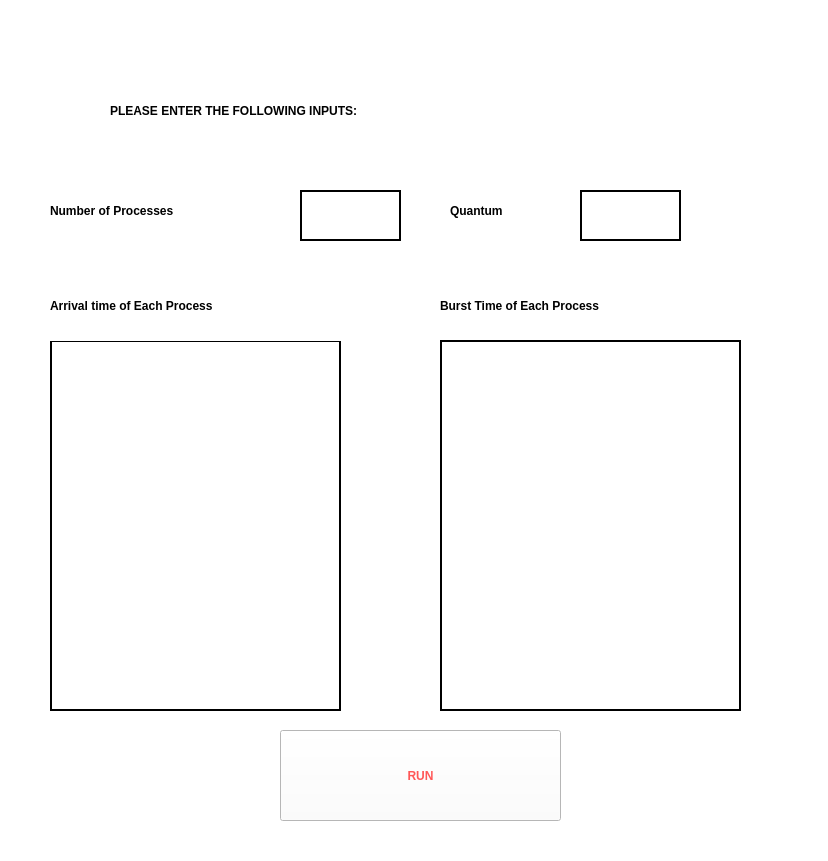
Above: rr.ui from dinaabdulrasoul/CPU-Job-Scheduler before the change. Below: the same form after it.
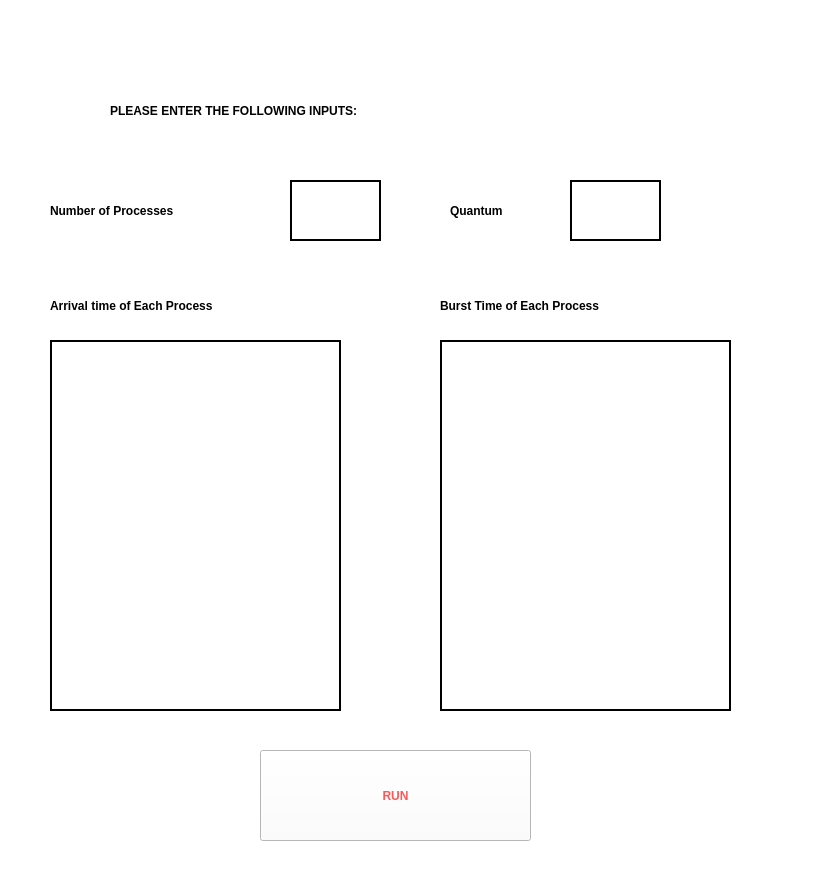
That is the form after the change. Icons and pictures are not drawn.

```diff
--- a/rr.ui
+++ b/rr.ui
@@ -7,7 +7,7 @@
     <x>0</x>
     <y>0</y>
     <width>828</width>
-    <height>861</height>
+    <height>879</height>
    </rect>
   </property>
   <property name="windowTitle">
@@ -43,44 +43,6 @@
      <string>Number of Processes</string>
     </property>
    </widget>
-   <widget class="QPlainTextEdit" name="plainTextEdit">
-    <property name="geometry">
-     <rect>
-      <x>300</x>
-      <y>190</y>
-      <width>101</width>
-      <height>51</height>
-     </rect>
-    </property>
-    <property name="styleSheet">
-     <string notr="true">border: 2px  solid black;  font: 55 20pt</string>
-    </property>
-    <property name="verticalScrollBarPolicy">
-     <enum>Qt::ScrollBarAlwaysOff</enum>
-    </property>
-    <property name="plainText">
-     <string/>
-    </property>
-   </widget>
-   <widget class="QPlainTextEdit" name="plainTextEdit_3">
-    <property name="geometry">
-     <rect>
-      <x>440</x>
-      <y>340</y>
-      <width>301</width>
-      <height>371</height>
-     </rect>
-    </property>
-    <property name="styleSheet">
-     <string notr="true">border: 2px  solid black; font: 75 20pt</string>
-    </property>
-    <property name="plainText">
-     <string/>
-    </property>
-    <property name="overwriteMode">
-     <bool>false</bool>
-    </property>
-   </widget>
    <widget class="QLabel" name="label">
     <property name="geometry">
      <rect>
@@ -104,38 +66,6 @@
      <string>PLEASE ENTER THE FOLLOWING INPUTS:</string>
     </property>
    </widget>
-   <widget class="QPlainTextEdit" name="plainTextEdit_4">
-    <property name="geometry">
-     <rect>
-      <x>50</x>
-      <y>340</y>
-      <width>291</width>
-      <height>371</height>
-     </rect>
-    </property>
-    <property name="styleSheet">
-     <string notr="true">border: 2px  solid black;  font: 55 20pt</string>
-    </property>
-    <property name="plainText">
-     <string/>
-    </property>
-   </widget>
-   <widget class="QToolButton" name="toolButton_6">
-    <property name="geometry">
-     <rect>
-      <x>280</x>
-      <y>730</y>
-      <width>281</width>
-      <height>91</height>
-     </rect>
-    </property>
-    <property name="styleSheet">
-     <string notr="true">font: 14pt &quot;Montserrat&quot;;  font-weight: bold; color:#FF5757;  font-size: 14;</string>
-    </property>
-    <property name="text">
-     <string>RUN</string>
-    </property>
-   </widget>
    <widget class="QLabel" name="label_3">
     <property name="geometry">
      <rect>
@@ -196,23 +126,72 @@
      <string>Quantum</string>
     </property>
    </widget>
-   <widget class="QPlainTextEdit" name="plainTextEdit_2">
+   <widget class="QTextEdit" name="textEdit_2">
     <property name="geometry">
      <rect>
-      <x>580</x>
-      <y>190</y>
-      <width>101</width>
-      <height>51</height>
+      <x>50</x>
+      <y>340</y>
+      <width>291</width>
+      <height>371</height>
      </rect>
     </property>
     <property name="styleSheet">
-     <string notr="true">border: 2px  solid black;  font: 55 20pt</string>
+     <string notr="true">border: 2px  solid black; font: 75 20pt</string>
     </property>
-    <property name="verticalScrollBarPolicy">
-     <enum>Qt::ScrollBarAlwaysOff</enum>
+   </widget>
+   <widget class="QTextEdit" name="textEdit_3">
+    <property name="geometry">
+     <rect>
+      <x>440</x>
+      <y>340</y>
+      <width>291</width>
+      <height>371</height>
+     </rect>
     </property>
-    <property name="plainText">
-     <string/>
+    <property name="styleSheet">
+     <string notr="true">border: 2px  solid black; font: 75 20pt</string>
+    </property>
+   </widget>
+   <widget class="QPushButton" name="pushButton">
+    <property name="geometry">
+     <rect>
+      <x>260</x>
+      <y>750</y>
+      <width>271</width>
+      <height>91</height>
+     </rect>
+    </property>
+    <property name="styleSheet">
+     <string notr="true">font: 14pt &quot;Montserrat&quot;;  font-weight: bold; color:#FF5757;  font-size: 14;</string>
+    </property>
+    <property name="text">
+     <string>RUN</string>
+    </property>
+   </widget>
+   <widget class="QTextEdit" name="textEdit_4">
+    <property name="geometry">
+     <rect>
+      <x>290</x>
+      <y>180</y>
+      <width>91</width>
+      <height>61</height>
+     </rect>
+    </property>
+    <property name="styleSheet">
+     <string notr="true">border: 2px  solid black; font: 75 20pt</string>
+    </property>
+   </widget>
+   <widget class="QTextEdit" name="textEdit_5">
+    <property name="geometry">
+     <rect>
+      <x>570</x>
+      <y>180</y>
+      <width>91</width>
+      <height>61</height>
+     </rect>
+    </property>
+    <property name="styleSheet">
+     <string notr="true">border: 2px  solid black; font: 75 20pt</string>
     </property>
    </widget>
   </widget>
```
